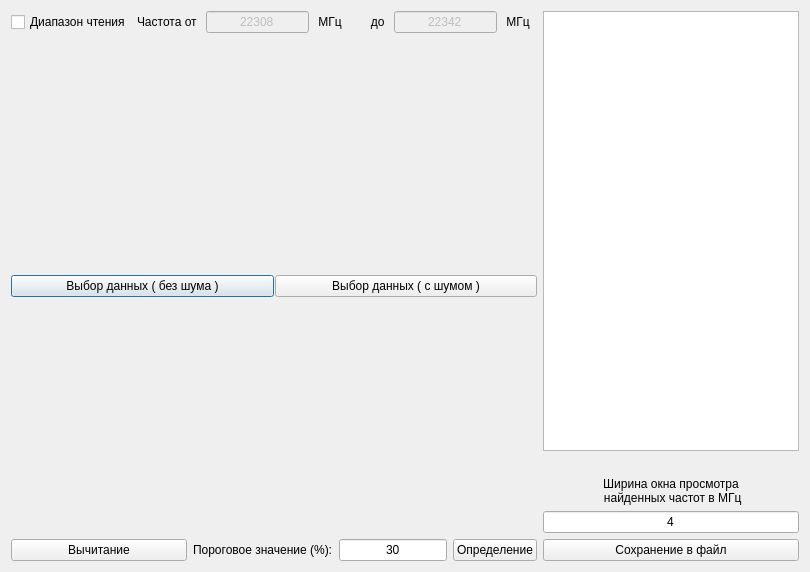
Qt form gui.ui (SkorEgor/scientific_work_in_python) before a commit.
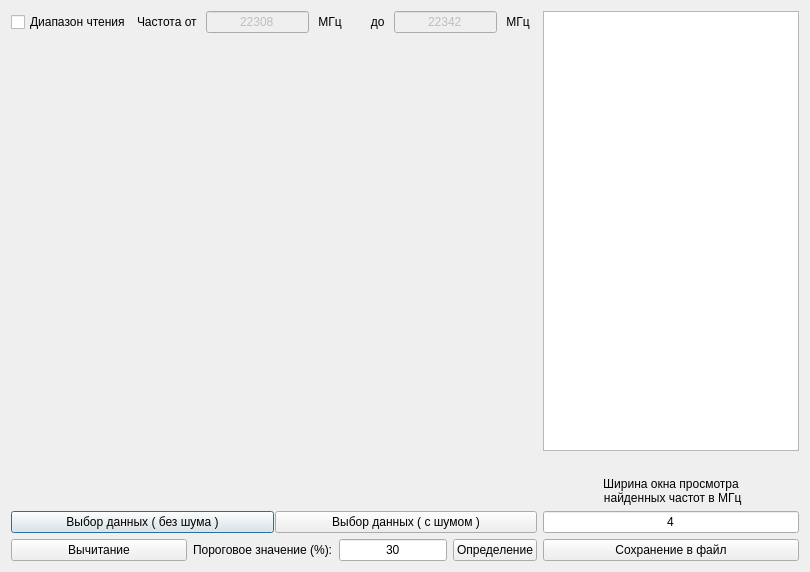
The same form after that commit. Icons and pictures are not drawn.

Commit message: 2_graphics_in_1_widget(slow_working)

```diff
--- a/gui.ui
+++ b/gui.ui
@@ -29,7 +29,7 @@
      <item>
       <layout class="QHBoxLayout" name="horizontalLayout_7" stretch="2,0">
        <item>
-        <layout class="QVBoxLayout" name="verticalLayout_4" stretch="0,1,0,1,0">
+        <layout class="QVBoxLayout" name="verticalLayout_4" stretch="0,1,0,0">
          <item>
           <layout class="QHBoxLayout" name="horizontalLayout_3">
            <item>
@@ -137,11 +137,6 @@
            </item>
           </layout>
          </item>
-         <item>
-          <widget class="QWidget" name="plotWindow_error_and_threshold" native="true">
-           <layout class="QVBoxLayout" name="plotLayout2"/>
-          </widget>
-         </item>
          <item>
           <layout class="QHBoxLayout" name="horizontalLayout_2" stretch="2,0,0,0">
            <item>
```
The commit also changes 2 other files.
